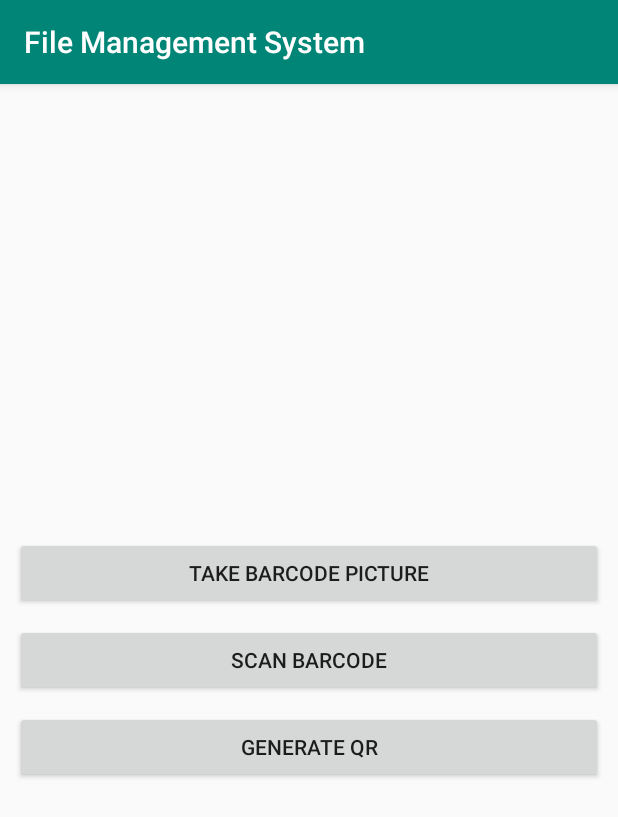
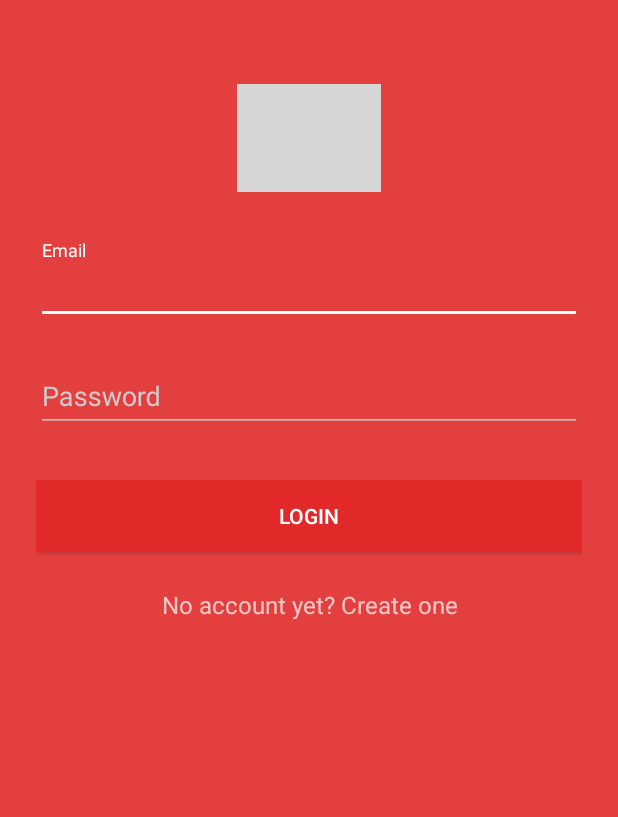
Before and after one commit to Amrit-pal-Singh/File-Management-System, an Android app: the screen it shows after launch (MainActivity before the commit, LoginActivity after it), on a phone screen of 412 x 824 dp. Shown: the top 817 px of the screen. Run offline under Robolectric (Android 15) with nearby library versions, the phone set to English and light mode, and no system bars; our stand-ins replace ButterKnife; grey boxes are pictures that could not be loaded.

Commit message:
login page added

```diff
--- /dev/null
+++ b/QR-Code-Scanner-Android-App-master/app/src/main/res/layout/activity_login.xml
@@ -0,0 +1,69 @@
+<?xml version="1.0" encoding="utf-8"?>
+<ScrollView xmlns:android="http://schemas.android.com/apk/res/android"
+        android:layout_width="fill_parent"
+        android:layout_height="fill_parent"
+        xmlns:tools="http://schemas.android.com/tools"
+        android:fitsSystemWindows="true"
+        tools:context=".LoginActivity"
+        xmlns:app="http://schemas.android.com/apk/res-auto">
+
+<LinearLayout
+    android:orientation="vertical"
+    android:layout_width="match_parent"
+    android:layout_height="wrap_content"
+    android:paddingTop="56dp"
+    android:paddingLeft="24dp"
+    android:paddingRight="24dp">
+
+    <ImageView android:src="@drawable/qr_code_app_icon"
+        android:layout_width="wrap_content"
+        android:layout_height="72dp"
+        android:layout_marginBottom="24dp"
+        android:layout_gravity="center_horizontal" />
+
+    <!-- Email Label -->
+    <android.support.design.widget.TextInputLayout
+        android:layout_width="match_parent"
+        android:layout_height="wrap_content"
+        android:layout_marginTop="8dp"
+        android:layout_marginBottom="8dp">
+        <EditText android:id="@+id/input_email"
+            android:layout_width="match_parent"
+            android:layout_height="wrap_content"
+            android:inputType="textEmailAddress"
+            android:hint="Email" />
+    </android.support.design.widget.TextInputLayout>
+
+    <!-- Password Label -->
+    <android.support.design.widget.TextInputLayout
+        android:layout_width="match_parent"
+        android:layout_height="wrap_content"
+        android:layout_marginTop="8dp"
+        android:layout_marginBottom="8dp">
+        <EditText android:id="@+id/input_password"
+            android:layout_width="match_parent"
+            android:layout_height="wrap_content"
+            android:inputType="textPassword"
+            android:hint="Password"/>
+    </android.support.design.widget.TextInputLayout>
+
+    <android.support.v7.widget.AppCompatButton
+        android:id="@+id/btn_login"
+        android:layout_width="fill_parent"
+        android:layout_height="wrap_content"
+        android:layout_marginTop="24dp"
+        android:layout_marginBottom="24dp"
+        android:background="@color/primary_dark"
+        android:padding="12dp"
+        android:text="Login"/>
+
+    <TextView android:id="@+id/link_signup"
+        android:layout_width="fill_parent"
+        android:layout_height="wrap_content"
+        android:layout_marginBottom="24dp"
+        android:text="No account yet? Create one"
+        android:gravity="center"
+        android:textSize="16dip"/>
+
+</LinearLayout>
+</ScrollView>
--- a/QR-Code-Scanner-Android-App-master/app/src/main/res/values/colors.xml
+++ b/QR-Code-Scanner-Android-App-master/app/src/main/res/values/colors.xml
@@ -3,4 +3,18 @@
     <color name="colorPrimary">#008577</color>
     <color name="colorPrimaryDark">#00574B</color>
     <color name="colorAccent">#D81B60</color>
+    <color name="primary">#E43F3F</color>
+    <color name="primary_dark">#E12929</color>
+    <color name="primary_darker">#CC1D1D</color>
+    <color name="accent">#FFFFFF</color>
+
+    <color name="black">#000000</color>
+    <color name="jet">#222222</color>
+    <color name="oil">#333333</color>
+    <color name="monsoon">#777777</color>
+    <color name="jumbo">#888888</color>
+    <color name="aluminum">#999999</color>
+    <color name="base">#AAAAAA</color>
+    <color name="iron">#CCCCCC</color>
+    <color name="white">#FFFFFF</color>
 </resources>
--- a/QR-Code-Scanner-Android-App-master/app/src/main/res/values/strings.xml
+++ b/QR-Code-Scanner-Android-App-master/app/src/main/res/values/strings.xml
@@ -3,4 +3,4 @@
     <string name="take_barcode_picture">Take Barcode Picture</string>
     <string name="scan_barcode">Scan Barcode</string>
     <string name="open_camera">OPEN CAMERA</string>
-    </resources>
+</resources>
--- a/QR-Code-Scanner-Android-App-master/app/src/main/res/values/styles.xml
+++ b/QR-Code-Scanner-Android-App-master/app/src/main/res/values/styles.xml
@@ -17,4 +17,26 @@
 
     <style name="AppTheme.PopupOverlay" parent="ThemeOverlay.AppCompat.Light" />
 
+    <style name="AppTheme.Dark" parent="Theme.AppCompat.NoActionBar">
+        <item name="colorPrimary">@color/primary</item>
+        <item name="colorPrimaryDark">@color/primary_dark</item>
+        <item name="colorAccent">@color/accent</item>
+
+        <item name="android:windowBackground">@color/primary</item>
+
+        <item name="colorControlNormal">@color/iron</item>
+        <item name="colorControlActivated">@color/white</item>
+        <item name="colorControlHighlight">@color/white</item>
+        <item name="android:textColorHint">@color/iron</item>
+
+        <item name="colorButtonNormal">@color/primary_darker</item>
+        <item name="android:colorButtonNormal">@color/primary_darker</item>
+    </style>
+
+    <style name="AppTheme.Dark.Dialog" parent="Theme.AppCompat.Dialog">
+        <item name="colorAccent">@color/white</item>
+        <item name="android:textColorPrimary">@color/iron</item>
+        <item name="android:background">@color/primary</item>
+    </style>
+
 </resources>
```
Also changed, not shown: QR-Code-Scanner-Android-App-master/app/src/main/AndroidManifest.xml (+18 -10 lines), QR-Code-Scanner-Android-App-master/app/src/main/java/com/cdac/qrcodescanner/LoginActivity.java (added, +136 -0 lines), QR-Code-Scanner-Android-App-master/app/src/main/java/com/cdac/qrcodescanner/SignupActivity.java (added, +13 -0 lines), QR-Code-Scanner-Android-App-master/app/src/main/res/layout/activity_signup.xml (added, +9 -0 lines).
